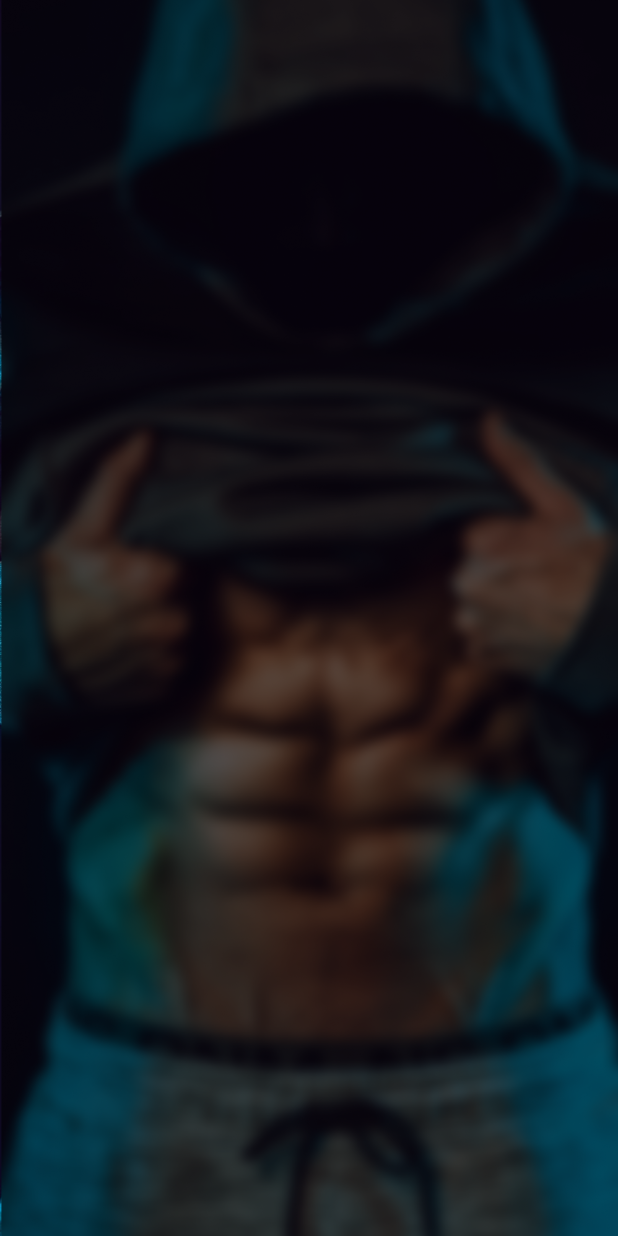
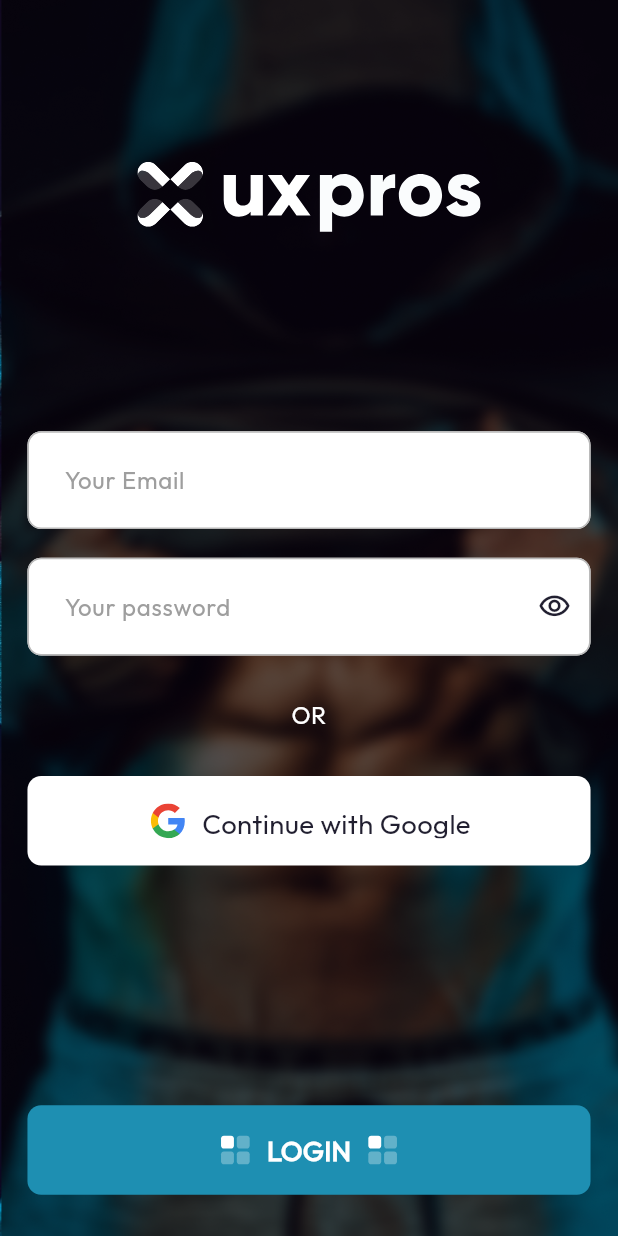
Before and after one commit to Sayeed-Maheen/Flex-Motion, a Flutter app: the LoginScreen screen opened by its route, on a phone screen of 412 x 824 dp. Run offline on Flutter 3.47's test engine with Material 2 defaults, Android fonts, the phone set to English and light mode, and no system bars; our stand-ins replace flutter_screenutil, flutter_svg, get, shared_preferences; accounts and stored records are empty.

Commit message:
29.10.23
Login Screen and Bottom Nav added

```diff
--- a/lib/routes/routes.dart
+++ b/lib/routes/routes.dart
@@ -1,5 +1,6 @@
 import 'package:get/get_navigation/src/routes/get_route.dart';
 import 'package:uxpros/screens/auth_screens/login_screen.dart';
+import 'package:uxpros/screens/my_bottom_nav_screen.dart';
 import '../screens/onborading_screens/onboarding_screen.dart';
 import '../screens/onborading_screens/splash_screen.dart';
 
@@ -7,10 +8,12 @@
   static String splashScreen = "/";
   static String onboardingScreen = "/onboardingScreen";
   static String loginScreen = "/loginScreen";
+  static String myBottomNavScreen = "/myBottomNavScreen";
 
   static List<GetPage> routes = [
     GetPage(name: splashScreen, page: () => const SplashScreen()),
     GetPage(name: onboardingScreen, page: () => const OnboardingScreen()),
     GetPage(name: loginScreen, page: () => const LoginScreen()),
+    GetPage(name: myBottomNavScreen, page: () => const MyBottomNavScreen()),
   ];
 }
--- a/lib/screens/auth_screens/login_screen.dart
+++ b/lib/screens/auth_screens/login_screen.dart
@@ -1,10 +1,26 @@
 import 'package:flutter/material.dart';
 import 'package:flutter/services.dart';
+import 'package:flutter_screenutil/flutter_screenutil.dart';
+import 'package:flutter_svg/svg.dart';
+import 'package:get/get.dart';
+import 'package:uxpros/utils/app_colors.dart';
+import 'package:uxpros/utils/my_form_field.dart';
 
 import '../../utils/image_paths.dart';
+import '../../utils/my_button.dart';
+import '../../utils/strings.dart';
 
-class LoginScreen extends StatelessWidget {
+class LoginScreen extends StatefulWidget {
   const LoginScreen({super.key});
+
+  @override
+  State<LoginScreen> createState() => _LoginScreenState();
+}
+
+class _LoginScreenState extends State<LoginScreen> {
+  final _formKey = GlobalKey<FormState>();
+  final emailController = TextEditingController();
+  final passwordController = TextEditingController();
 
   @override
   Widget build(BuildContext context) {
@@ -14,6 +30,7 @@
       ),
     );
     return Scaffold(
+      resizeToAvoidBottomInset: false,
       body: Container(
         width: double.infinity,
         height: double.infinity,
@@ -23,21 +40,114 @@
             fit: BoxFit.cover,
           ),
         ),
-        child: Align(
-          alignment: Alignment.bottomCenter,
-          // child: Padding(
-          //   padding: REdgeInsets.all(12),
-          //   child: Text(
-          //     appVersion,
-          //     style: TextStyle(
-          //       color: Colors.white,
-          //       fontSize: 14.sp,
-          //       fontFamily: 'Roboto',
-          //       fontWeight: FontWeight.w400,
-          //       letterSpacing: 0.15,
-          //     ),
-          //   ),
-          // ),
+        child: Padding(
+          padding: REdgeInsets.symmetric(horizontal: 16),
+          child: Column(
+            mainAxisAlignment: MainAxisAlignment.spaceBetween,
+            children: [
+              Column(
+                children: [
+                  SizedBox(height: 90.h),
+                  SvgPicture.asset(
+                    logo,
+                    height: 40.h,
+                    width: 200.w,
+                  ),
+                ],
+              ),
+              Form(
+                key: _formKey,
+                child: Column(
+                  children: [
+                    MyFormField(
+                      controller: emailController,
+                      hintText: yourEmail,
+                      validator: (value) {
+                        bool emailValid = RegExp(
+                                r"^[a-zA-Z0-9.a-zA-Z0-9.!#$%&'*+-/=?^_`{|}~]+@[a-zA-Z0-9]+\.[a-zA-Z]+")
+                            .hasMatch(value!);
+                        if (value.isEmpty) {
+                          return "Enter Email";
+                        } else if (!emailValid) {
+                          return "Enter valid Email";
+                        }
+                        return null;
+                      },
+                    ),
+                    SizedBox(height: 16.h),
+                    MyFormField(
+                      controller: passwordController,
+                      hintText: yourPassword,
+                      suffixIcon: Icons.visibility_outlined,
+                      validator: (value) {
+                        if (value!.isEmpty) {
+                          return "Enter Password";
+                        } else if (passwordController.text.length < 6) {
+                          return "Password length should be more than 6 characters";
+                        }
+                        return null;
+                      },
+                    ),
+                    SizedBox(height: 24.h),
+                    Text(
+                      or,
+                      textAlign: TextAlign.center,
+                      style: TextStyle(
+                        color: colorWhite,
+                        fontSize: 14.sp,
+                        fontWeight: FontWeight.w400,
+                      ),
+                    ),
+                    SizedBox(height: 24.h),
+                    Container(
+                      width: double.infinity,
+                      height: 50.h,
+                      padding: REdgeInsets.all(16),
+                      decoration: ShapeDecoration(
+                        color: colorWhite,
+                        shape: RoundedRectangleBorder(
+                          borderRadius: BorderRadius.circular(8.r),
+                        ),
+                      ),
+                      child: Row(
+                        mainAxisAlignment: MainAxisAlignment.center,
+                        children: [
+                          SvgPicture.asset(
+                            google,
+                            height: 24.h,
+                            width: 24.w,
+                          ),
+                          SizedBox(width: 8.w),
+                          Text(
+                            continueWithGoogle,
+                            textAlign: TextAlign.center,
+                            style: TextStyle(
+                              color: colorBlack,
+                              fontSize: 16.sp,
+                              fontWeight: FontWeight.w500,
+                            ),
+                          ),
+                        ],
+                      ),
+                    ),
+                  ],
+                ),
+              ),
+              Padding(
+                padding: REdgeInsets.symmetric(vertical: 24),
+                child: MyButton(
+                  onPressed: () {
+                    if (_formKey.currentState!.validate()) {
+                      emailController.clear();
+                      passwordController.clear();
+                      Get.offAllNamed("myBottomNavScreen");
+                    }
+                  },
+                  text: login,
+                ),
+              ),
+            ],
+          ),
         ),
       ),
     );
--- a/lib/utils/app_colors.dart
+++ b/lib/utils/app_colors.dart
@@ -6,6 +6,7 @@
 const colorWhite = Color(0xFFFFFFFF);
 const colorLightGray = Color(0xFFB8B8B8);
 const colorGray = Color(0xFF423E3E);
+const colorDanger = Color(0xFFF43333);
 const colorWarning = Color(0xFFEBA235);
 const colorSuccess = Color(0xFF1EB26B);
 const colorOrange = Color(0xFFF46133);
--- /dev/null
+++ b/lib/utils/my_form_field.dart
@@ -0,0 +1,97 @@
+import 'package:flutter/material.dart';
+import 'package:flutter_screenutil/flutter_screenutil.dart';
+import 'package:uxpros/utils/app_colors.dart';
+
+class MyFormField extends StatefulWidget {
+  final TextEditingController controller;
+  final String hintText;
+  final String? Function(String?)? validator;
+  final IconData? suffixIcon;
+  final TextInputType? keyboardType;
+
+  const MyFormField({
+    super.key,
+    required this.controller,
+    required this.hintText,
+    this.validator,
+    this.suffixIcon,
+    this.keyboardType,
+  });
+
+  @override
+  State<MyFormField> createState() => _MyFormFieldState();
+}
+
+class _MyFormFieldState extends State<MyFormField> {
+  bool obscureText = false;
+  @override
+  Widget build(BuildContext context) {
+    return Container(
+      decoration: BoxDecoration(
+        color: colorWhite,
+        borderRadius: BorderRadius.circular(8.r),
+      ),
+      child: TextFormField(
+        controller: widget.controller,
+        validator: widget.validator,
+        obscureText: obscureText,
+        keyboardType: widget.keyboardType,
+        style: const TextStyle(color: colorBlack),
+        decoration: InputDecoration(
+          fillColor: colorWhite,
+          hintText: widget.hintText,
+          hintStyle: TextStyle(
+            color: Colors.grey,
+            fontWeight: FontWeight.w300,
+            fontSize: 14.sp,
+          ),
+          suffixIcon: widget.suffixIcon != null
+              ? GestureDetector(
+                  onTap: () {
+                    setState(() {
+                      obscureText = !obscureText;
+                    });
+                  },
+                  child: Icon(
+                    obscureText
+                        ? Icons.visibility_off
+                        : Icons.visibility_outlined,
+                    color: colorBlack,
+                    size: 22,
+                  ),
+                )
+              : null,
+          contentPadding: REdgeInsets.all(18),
+          enabledBorder: OutlineInputBorder(
+            borderRadius: BorderRadius.circular(8.r),
+            borderSide: const BorderSide(
+              color: colorLightGray,
+              width: 1,
+            ),
+          ),
+          focusedBorder: OutlineInputBorder(
+            borderRadius: BorderRadius.circular(8.r),
+            borderSide: const BorderSide(
+              color: colorLightGray,
+              width: 1,
+            ),
+          ),
+          errorBorder: OutlineInputBorder(
+            borderRadius: BorderRadius.circular(8.r),
+            borderSide: const BorderSide(
+              color: colorDanger,
+              width: 1,
+            ),
+          ),
+          focusedErrorBorder: OutlineInputBorder(
+            borderRadius: BorderRadius.circular(8.r),
+            borderSide: const BorderSide(
+              color: colorDanger,
+              width: 1,
+            ),
+          ),
+        ),
+      ),
+    );
+  }
+}
--- a/lib/utils/strings.dart
+++ b/lib/utils/strings.dart
@@ -3,3 +3,9 @@
 const String startWorkout = "Start your Daily Workout now!";
 const String startWorkoutSubtitle = "Lorem ipsum dolor sit amet, consectetur adipiscing elit. Sapien, elit mauris, leo in ";
 const String getStarted = "GET STARTED";
+const String yourEmail = "Your Email";
+const String yourPassword = "Your password";
+const String or = "OR";
+const String continueWithGoogle = "Continue with Google";
+const String login = "LOGIN";
+const String homeText = "Home";
```
Also changed, not shown: lib/screens/home_screen.dart (added, +13 -0 lines), lib/screens/my_bottom_nav_screen.dart (added, +176 -0 lines), lib/screens/profile_screen.dart (added, +10 -0 lines), lib/screens/program_screen.dart (added, +10 -0 lines), lib/screens/reports_screen.dart (added, +10 -0 lines), lib/screens/timer_screen.dart (added, +10 -0 lines), lib/utils/image_paths.dart (+8 -0 lines), assets/images/bell.svg (added), assets/images/google.svg (added), assets/images/menu.svg (added), assets/images/profile.svg (added), assets/images/program.svg (added), assets/images/report.svg (added), assets/images/search.svg (added), 1 more files.
